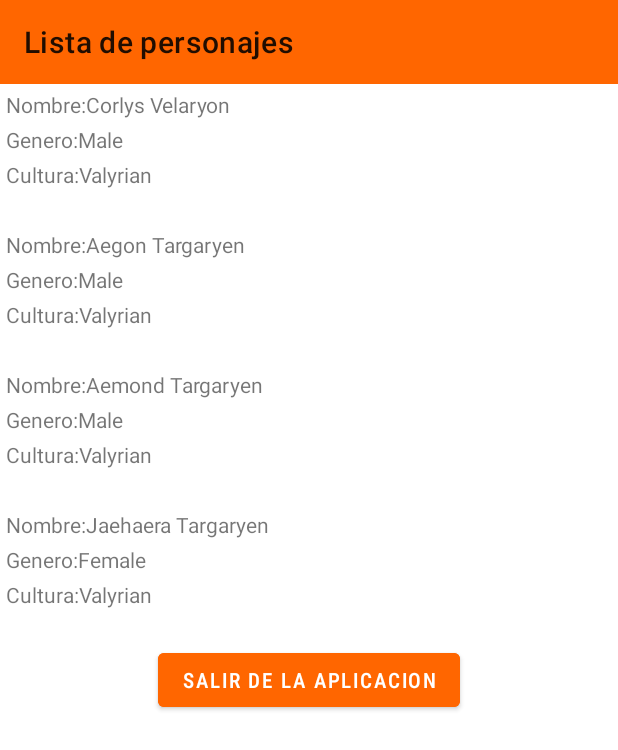
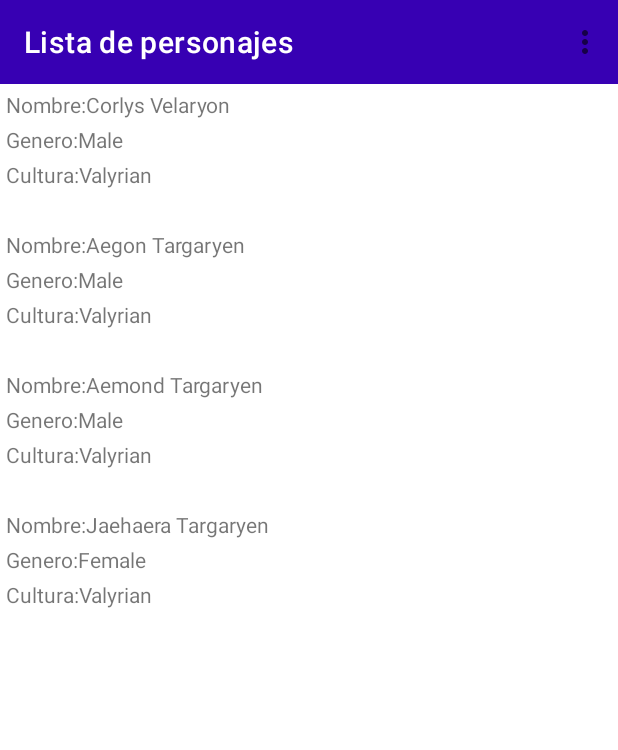
Before and after one commit to CarolinaAGomez/AppMoviles, an Android app: the MainActivity screen opened directly, with no data from a screen before it, on a phone screen of 412 x 824 dp. Shown: the top 750 px of the screen. Run offline under Robolectric (Android 15) with nearby library versions, the phone set to English and light mode, and no system bars.

Commit message:
cambios necesario para entrega parte 2

```diff
--- a/app/src/main/java/com/UNLa/primeraentrega_tallerdeaplicacionesmoviles/MainActivity.java
+++ b/app/src/main/java/com/UNLa/primeraentrega_tallerdeaplicacionesmoviles/MainActivity.java
@@ -1,9 +1,13 @@
 package com.UNLa.primeraentrega_tallerdeaplicacionesmoviles;
 
 import android.content.Intent;
+import android.content.SharedPreferences;
 import android.os.Bundle;
+import android.view.Menu;
+import android.view.MenuItem;
 import android.view.View;
 import android.widget.Button;
+import android.widget.Toast;
 
 import androidx.appcompat.app.AppCompatActivity;
 import androidx.appcompat.widget.Toolbar;
@@ -24,22 +28,38 @@ public class MainActivity extends AppCompatActivity {
         super.onCreate(savedInstanceState);
         setContentView(R.layout.activity_main);
 
-        btSalir = findViewById(R.id.btSalir);
         my_toolbar = findViewById(R.id.tbTittle);
         setSupportActionBar(my_toolbar);
         getSupportActionBar().setTitle("Lista de personajes");
 
         setupAdapter();
+    }
 
+    @Override
+    public boolean onCreateOptionsMenu (Menu menu) {
+        getMenuInflater().inflate(R.menu.menu_main, menu);
+        return super.onCreateOptionsMenu(menu);
+    }
 
-        btSalir.setOnClickListener(new View.OnClickListener() {
     @Override
-            public void onClick(View view) {
+    public boolean onOptionsItemSelected (MenuItem item){
+        if(item.getItemId() == R.id.item_main_characters){
+            Toast.makeText(this, "Ya estás en esta pestaña", Toast.LENGTH_SHORT).show();
+        }
+        if(item.getItemId() == R.id.item_house){
+            Toast.makeText(this, "Casas", Toast.LENGTH_SHORT).show();
+        }
+        if(item.getItemId() == R.id.item_logout){
             Intent itemCharacterToMenuActivity = new Intent(MainActivity.this, ViewPrincipalActivity.class);
             startActivity(itemCharacterToMenuActivity);
+            SharedPreferences credentials = getApplicationContext().getSharedPreferences(Constantes.SP_CREDENTIAL, MODE_PRIVATE);
+            SharedPreferences.Editor editor = credentials.edit();
+            editor.putString(Constantes.USUARIO, null);
+            editor.putString(Constantes.PASSWORD, null);
+            editor.apply();
             finish();
         }
-        });
+        return super.onOptionsItemSelected(item);
    }
 
     private void setupAdapter() {
--- a/app/src/main/java/com/UNLa/primeraentrega_tallerdeaplicacionesmoviles/ViewPrincipalActivity.java
+++ b/app/src/main/java/com/UNLa/primeraentrega_tallerdeaplicacionesmoviles/ViewPrincipalActivity.java
@@ -1,6 +1,7 @@
 package com.UNLa.primeraentrega_tallerdeaplicacionesmoviles;
 
 import android.content.Intent;
+import android.content.SharedPreferences;
 import android.os.Bundle;
 import android.view.View;
 import android.widget.Button;
@@ -25,11 +26,6 @@ public class ViewPrincipalActivity extends AppCompatActivity {
             @Override
             public void onClick(View view) {
                 Intent viewPrincipalToLoginAndRegister = new Intent(ViewPrincipalActivity.this, LoginAndRegisterActivity.class);
-               /* SharedPreferences credentials = getApplicationContext().getSharedPreferences(Constantes.SP_CREDENTIAL, MODE_PRIVATE);
-                SharedPreferences.Editor editor = credentials.edit();
-                editor.putString(Constantes.USUARIO, null);
-                editor.putString(Constantes.PASSWORD, null);
-                editor.apply();*/
                 startActivity(viewPrincipalToLoginAndRegister);
             }
         });
--- a/app/src/main/res/layout/activity_main.xml
+++ b/app/src/main/res/layout/activity_main.xml
@@ -21,13 +21,4 @@
         tools:itemCount="3"
         tools:listitem="@layout/item_character" />
 
-    <Button
-        android:id="@+id/btSalir"
-        android:layout_width="wrap_content"
-        android:layout_height="wrap_content"
-        android:layout_gravity="center"
-        android:backgroundTint="#FF6600"
-        android:fontFamily="sans-serif-condensed-medium"
-        android:text="Salir de la aplicacion"></Button>
-
 </LinearLayout>
--- a/app/src/main/res/layout/principal_toolbar.xml
+++ b/app/src/main/res/layout/principal_toolbar.xml
@@ -1,7 +1,10 @@
 <?xml version="1.0" encoding="utf-8"?>
-<androidx.appcompat.widget.Toolbar xmlns:android="http://schemas.android.com/apk/res/android"
+<androidx.appcompat.widget.Toolbar
+    xmlns:android="http://schemas.android.com/apk/res/android"
+    xmlns:app="http://schemas.android.com/apk/res-auto"
     android:layout_width="match_parent"
     android:layout_height="wrap_content"
-    android:background="#FF6600">
-
+    app:titleTextColor="@color/white"
+    android:background="?attr/colorPrimaryVariant"
+    >
 </androidx.appcompat.widget.Toolbar>
--- /dev/null
+++ b/app/src/main/res/menu/menu_main.xml
@@ -0,0 +1,23 @@
+<?xml version="1.0" encoding="utf-8"?>
+<menu
+    xmlns:android="http://schemas.android.com/apk/res/android"
+   >
+    <item
+        android:id="@+id/item_main_characters"
+        android:title="Personajes Principales"
+        xmlns:app="http://schemas.android.com/apk/res-auto"
+        app:showAsAction="never"
+    />
+    <item
+        android:id="@+id/item_house"
+        android:title="Casas"
+        xmlns:app="http://schemas.android.com/apk/res-auto"
+        app:showAsAction="never"
+        />
+    <item
+        android:id="@+id/item_logout"
+        android:title="Cerrar Sesión"
+        xmlns:app="http://schemas.android.com/apk/res-auto"
+        app:showAsAction="never"
+        />
+</menu>
```
Also changed, not shown: app/src/main/java/com/UNLa/primeraentrega_tallerdeaplicacionesmoviles/LoginAndRegisterActivity.java (+16 -3 lines), app/src/main/java/com/UNLa/primeraentrega_tallerdeaplicacionesmoviles/UsuarioManager.java (+5 -2 lines), app/src/main/res/drawable-xhdpi/ic_menu.xml (added, +16 -0 lines), app/src/main/res/drawable/got_background.jpg (added). Lines whose indentation alone changed are shown as unchanged.
